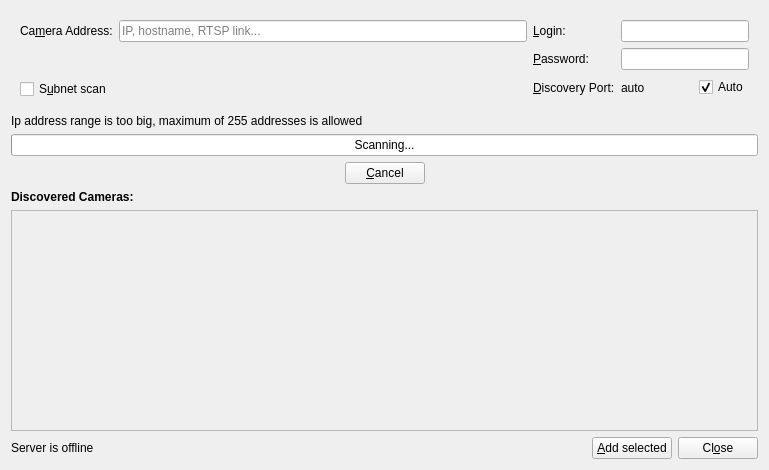
Old version of the form client/src/ui/dialogs/camera_addition_dialog.ui in the repository networkoptix/nx_open.
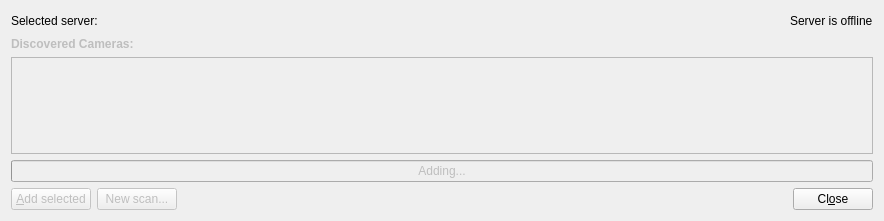
New version of the form. The open tabs and pages were chosen to show the change. Custom widgets are drawn as their Qt base class.

Commit message:
Camera addition process: improved a lot
<==== Mercurial data ====>
Branch: master

```diff
--- a/client/src/ui/dialogs/camera_addition_dialog.ui
+++ b/client/src/ui/dialogs/camera_addition_dialog.ui
@@ -6,8 +6,8 @@
    <rect>
     <x>0</x>
     <y>0</y>
-    <width>769</width>
-    <height>470</height>
+    <width>884</width>
+    <height>221</height>
    </rect>
   </property>
   <property name="sizePolicy">
@@ -22,10 +22,85 @@
     <height>0</height>
    </size>
   </property>
-  <layout class="QVBoxLayout" name="verticalLayout_2" stretch="0,0,0,0,1,0">
+  <property name="windowTitle">
+   <string>Add cameras...</string>
+  </property>
+  <layout class="QVBoxLayout" name="verticalLayout_2" stretch="0,1,0">
+   <item>
+    <layout class="QHBoxLayout" name="horizontalLayout_5">
+     <item>
+      <widget class="QLabel" name="serverCaptionLabel">
+       <property name="text">
+        <string>Selected server:</string>
+       </property>
+      </widget>
+     </item>
+     <item>
+      <widget class="QLabel" name="serverNameLabel">
+       <property name="text">
+        <string/>
+       </property>
+      </widget>
+     </item>
+     <item>
+      <spacer name="horizontalSpacer_6">
+       <property name="orientation">
+        <enum>Qt::Horizontal</enum>
+       </property>
+       <property name="sizeHint" stdset="0">
+        <size>
+         <width>40</width>
+         <height>20</height>
+        </size>
+       </property>
+      </spacer>
+     </item>
+     <item>
+      <widget class="QLabel" name="serverOfflineLabel">
+       <property name="text">
+        <string>Server is offline</string>
+       </property>
+      </widget>
+     </item>
+    </layout>
+   </item>
+   <item>
+    <widget class="QStackedWidget" name="stageStackedWidget">
+     <property name="enabled">
+      <bool>false</bool>
+     </property>
+     <property name="currentIndex">
+      <number>0</number>
+     </property>
+     <widget class="QWidget" name="searchParametersPage">
+      <layout class="QVBoxLayout" name="verticalLayout_8" stretch="0,0,1,0">
+       <property name="leftMargin">
+        <number>0</number>
+       </property>
+       <property name="topMargin">
+        <number>0</number>
+       </property>
+       <property name="rightMargin">
+        <number>0</number>
+       </property>
+       <property name="bottomMargin">
+        <number>0</number>
+       </property>
    <item>
     <widget class="QWidget" name="scanParamsWidget" native="true">
      <layout class="QHBoxLayout" name="horizontalLayout" stretch="1,0">
+          <property name="leftMargin">
+           <number>0</number>
+          </property>
+          <property name="topMargin">
+           <number>0</number>
+          </property>
+          <property name="rightMargin">
+           <number>0</number>
+          </property>
+          <property name="bottomMargin">
+           <number>0</number>
+          </property>
       <item>
        <layout class="QVBoxLayout" name="verticalLayout_3">
         <property name="spacing">
@@ -336,85 +411,21 @@
     </widget>
    </item>
    <item>
-    <widget class="QStackedWidget" name="scanStackedWidget">
-     <property name="currentIndex">
-      <number>0</number>
-     </property>
-     <widget class="QWidget" name="startScanPage">
-      <layout class="QHBoxLayout" name="horizontalLayout_2">
-       <property name="leftMargin">
-        <number>0</number>
-       </property>
-       <property name="topMargin">
-        <number>0</number>
-       </property>
-       <property name="rightMargin">
-        <number>0</number>
-       </property>
-       <property name="bottomMargin">
-        <number>0</number>
-       </property>
-       <item>
-        <spacer name="horizontalSpacer">
+        <spacer name="verticalSpacer">
          <property name="orientation">
-          <enum>Qt::Horizontal</enum>
+          <enum>Qt::Vertical</enum>
          </property>
          <property name="sizeHint" stdset="0">
           <size>
-           <width>40</width>
-           <height>20</height>
+           <width>20</width>
+           <height>40</height>
           </size>
          </property>
         </spacer>
        </item>
        <item>
-        <widget class="QPushButton" name="scanButton">
-         <property name="sizePolicy">
-          <sizepolicy hsizetype="Preferred" vsizetype="Fixed">
-           <horstretch>0</horstretch>
-           <verstretch>0</verstretch>
-          </sizepolicy>
-         </property>
-         <property name="minimumSize">
-          <size>
-           <width>0</width>
-           <height>0</height>
-          </size>
-         </property>
-         <property name="text">
-          <string>&amp;Scan</string>
-         </property>
-        </widget>
-       </item>
-       <item>
-        <spacer name="horizontalSpacer_2">
-         <property name="orientation">
-          <enum>Qt::Horizontal</enum>
-         </property>
-         <property name="sizeHint" stdset="0">
-          <size>
-           <width>40</width>
-           <height>20</height>
-          </size>
-         </property>
-        </spacer>
-       </item>
-      </layout>
-     </widget>
-     <widget class="QWidget" name="stopScanPage">
-      <layout class="QVBoxLayout" name="verticalLayout_8">
-       <property name="leftMargin">
-        <number>0</number>
-       </property>
-       <property name="topMargin">
-        <number>0</number>
-       </property>
-       <property name="rightMargin">
-        <number>0</number>
-       </property>
-       <property name="bottomMargin">
-        <number>0</number>
-       </property>
+        <widget class="QWidget" name="scanProgressWidget" native="true">
+         <layout class="QHBoxLayout" name="horizontalLayout_4" stretch="1,0">
        <item>
         <widget class="QProgressBar" name="scanProgressBar">
          <property name="sizePolicy">
@@ -441,58 +452,31 @@
         </widget>
        </item>
        <item>
-        <layout class="QHBoxLayout" name="horizontalLayout_4">
-         <item>
-          <spacer name="horizontalSpacer_3">
-           <property name="orientation">
-            <enum>Qt::Horizontal</enum>
-           </property>
-           <property name="sizeHint" stdset="0">
-            <size>
-             <width>40</width>
-             <height>20</height>
-            </size>
-           </property>
-          </spacer>
-         </item>
-         <item>
           <widget class="QPushButton" name="stopScanButton">
-           <property name="sizePolicy">
-            <sizepolicy hsizetype="Preferred" vsizetype="Fixed">
-             <horstretch>0</horstretch>
-             <verstretch>0</verstretch>
-            </sizepolicy>
-           </property>
-           <property name="minimumSize">
-            <size>
-             <width>0</width>
-             <height>0</height>
-            </size>
-           </property>
            <property name="text">
-            <string>&amp;Cancel</string>
+             <string>Stop</string>
            </property>
           </widget>
          </item>
-         <item>
-          <spacer name="horizontalSpacer_4">
-           <property name="orientation">
-            <enum>Qt::Horizontal</enum>
-           </property>
-           <property name="sizeHint" stdset="0">
-            <size>
-             <width>40</width>
-             <height>20</height>
-            </size>
-           </property>
-          </spacer>
-         </item>
-        </layout>
+         </layout>
+        </widget>
        </item>
       </layout>
      </widget>
-    </widget>
-   </item>
+     <widget class="QWidget" name="discoveredCamerasPage">
+      <layout class="QVBoxLayout" name="verticalLayout">
+       <property name="leftMargin">
+        <number>0</number>
+       </property>
+       <property name="topMargin">
+        <number>0</number>
+       </property>
+       <property name="rightMargin">
+        <number>0</number>
+       </property>
+       <property name="bottomMargin">
+        <number>0</number>
+       </property>
    <item>
     <widget class="QLabel" name="labelAddCameras">
      <property name="sizePolicy">
@@ -573,16 +557,52 @@
     </widget>
    </item>
    <item>
-    <layout class="QHBoxLayout" name="buttonsLayout">
+        <widget class="QProgressBar" name="addProgressBar">
+         <property name="value">
+          <number>0</number>
+         </property>
+         <property name="format">
+          <string>Adding...</string>
+         </property>
+        </widget>
+       </item>
+      </layout>
+     </widget>
+    </widget>
+   </item>
      <item>
-      <widget class="QLabel" name="serverOfflineLabel">
+    <layout class="QHBoxLayout" name="buttonsLayout" stretch="0,1,0">
+     <item>
+      <widget class="QStackedWidget" name="actionButtonsStackedWidget">
+       <property name="enabled">
+        <bool>false</bool>
+       </property>
+       <property name="currentIndex">
+        <number>0</number>
+       </property>
+       <widget class="QWidget" name="scanButtonPage">
+        <layout class="QHBoxLayout" name="horizontalLayout_2">
+         <property name="leftMargin">
+          <number>0</number>
+         </property>
+         <property name="topMargin">
+          <number>0</number>
+         </property>
+         <property name="rightMargin">
+          <number>0</number>
+         </property>
+         <property name="bottomMargin">
+          <number>0</number>
+         </property>
+         <item>
+          <widget class="QPushButton" name="scanButton">
        <property name="text">
-        <string>Server is offline</string>
+            <string>&amp;Scan</string>
        </property>
       </widget>
      </item>
      <item>
-      <spacer name="horizontalSpacer_5">
+          <spacer name="horizontalSpacer">
        <property name="orientation">
         <enum>Qt::Horizontal</enum>
        </property>
@@ -594,6 +614,22 @@
        </property>
       </spacer>
      </item>
+        </layout>
+       </widget>
+       <widget class="QWidget" name="addButtonPage">
+        <layout class="QHBoxLayout" name="horizontalLayout_6">
+         <property name="leftMargin">
+          <number>0</number>
+         </property>
+         <property name="topMargin">
+          <number>0</number>
+         </property>
+         <property name="rightMargin">
+          <number>0</number>
+         </property>
+         <property name="bottomMargin">
+          <number>0</number>
+         </property>
      <item>
       <widget class="QPushButton" name="addButton">
        <property name="sizePolicy">
@@ -608,6 +644,30 @@
       </widget>
      </item>
      <item>
+          <widget class="QPushButton" name="backToScanButton">
+           <property name="text">
+            <string>New scan...</string>
+           </property>
+          </widget>
+         </item>
+        </layout>
+       </widget>
+      </widget>
+     </item>
+     <item>
+      <spacer name="horizontalSpacer_5">
+       <property name="orientation">
+        <enum>Qt::Horizontal</enum>
+       </property>
+       <property name="sizeHint" stdset="0">
+        <size>
+         <width>40</width>
+         <height>20</height>
+        </size>
+       </property>
+      </spacer>
+     </item>
+     <item>
       <widget class="QPushButton" name="closeButton">
        <property name="sizePolicy">
         <sizepolicy hsizetype="Preferred" vsizetype="Preferred">
```
Left out of the diff: 2 changed lines with no effect on the pictures. Lines whose indentation alone changed are shown as unchanged. The commit also changes 13 other files.
